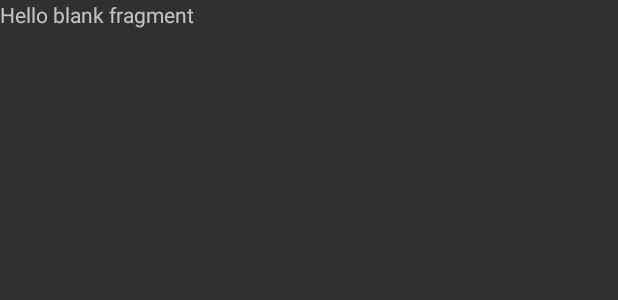
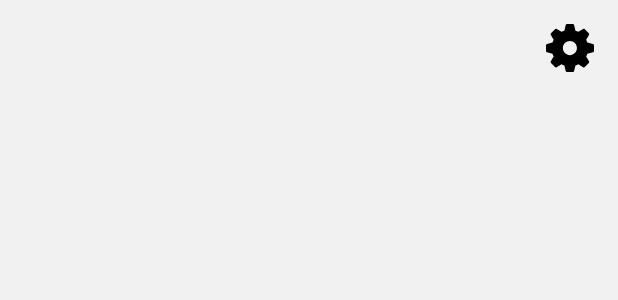
Before and after one commit to OchianIulian/Save-you, an Android app: the layout fragment_statistics.xml on its own in the app's theme, with its tools: preview values and no code run, on a phone screen of 412 x 824 dp. Shown: the top 300 px of the screen. Run offline under Robolectric (Android 15) with nearby library versions, the phone set to English and light mode, and no system bars.

Commit message:
Added AppConstants.kt and created FragmentManager.kt to manipulate easier with fragments and started to work to design in StatisticsFragment.kt

```diff
--- a/app/build.gradle
+++ b/app/build.gradle
@@ -14,6 +14,7 @@ android {
         targetSdkVersion 30
         versionCode 1
         versionName "1.0"
+        vectorDrawables.useSupportLibrary = true
 
         testInstrumentationRunner "androidx.test.runner.AndroidJUnitRunner"
     }
@@ -47,4 +48,6 @@ dependencies {
 
     implementation platform('com.google.firebase:firebase-bom:26.1.0')
     implementation 'com.google.firebase:firebase-analytics-ktx'
+
+    implementation 'org.jetbrains.kotlinx:kotlinx-coroutines-android:1.4.1'
 }
--- a/app/src/main/AndroidManifest.xml
+++ b/app/src/main/AndroidManifest.xml
@@ -1,7 +1,6 @@
 <?xml version="1.0" encoding="utf-8"?>
 <manifest xmlns:android="http://schemas.android.com/apk/res/android"
     package="com.flamecode.itfest">
-
 
     <application
         android:allowBackup="false"
--- /dev/null
+++ b/app/src/main/res/drawable/ic_settings.xml
@@ -0,0 +1,9 @@
+<vector xmlns:android="http://schemas.android.com/apk/res/android"
+    android:width="512dp"
+    android:height="512dp"
+    android:viewportWidth="512"
+    android:viewportHeight="512">
+  <path
+      android:fillColor="#FF000000"
+      android:pathData="M500.6,212.6l-59.9,-14.7c-3.3,-10.5 -7.5,-20.7 -12.6,-30.6l30.6,-51c3.6,-6 2.7,-13.5 -2.1,-18.3L414,55.4c-4.8,-4.8 -12.3,-5.7 -18.3,-2.1l-51,30.6c-9.9,-5.1 -20.1,-9.3 -30.6,-12.6l-14.4,-59.9C297.9,4.8 291.9,0 285,0h-60c-6.9,0 -12.9,4.8 -14.7,11.4l-14.4,59.9c-10.5,3.3 -20.7,7.5 -30.6,12.6l-51,-30.6c-6,-3.6 -13.5,-2.7 -18.3,2.1L53.4,98c-4.8,4.8 -5.7,12.3 -2.1,18.3l30.6,51c-5.1,9.9 -9.3,20.1 -12.6,30.6l-57.9,14.7C4.8,214.1 0,220.1 0,227v60c0,6.9 4.8,12.9 11.4,14.4l57.9,14.7c3.3,10.5 7.5,20.7 12.6,30.6l-30.6,51c-3.6,6 -2.7,13.5 2.1,18.3L96,458.6c4.8,4.8 12.3,5.7 18.3,2.1l51,-30.6c9.9,5.1 20.1,9.3 30.6,12.6l14.4,57.9c1.8,6.6 7.8,11.4 14.7,11.4h60c6.9,0 12.9,-4.8 14.7,-11.4l14.4,-57.9c10.5,-3.3 20.7,-7.5 30.6,-12.6l51,30.6c6,3.6 13.5,2.7 18.3,-2.1l42.6,-42.6c4.8,-4.8 5.7,-12.3 2.1,-18.3l-30.6,-51c5.1,-9.9 9.3,-20.1 12.6,-30.6l59.9,-14.7c6.6,-1.5 11.4,-7.5 11.4,-14.4v-60C512,220.1 507.2,214.1 500.6,212.6zM255,332c-41.4,0 -75,-33.6 -75,-75c0,-41.4 33.6,-75 75,-75c41.4,0 75,33.6 75,75C330,298.4 296.4,332 255,332z"/>
+</vector>
--- a/app/src/main/res/layout/fragment_statistics.xml
+++ b/app/src/main/res/layout/fragment_statistics.xml
@@ -1,14 +1,18 @@
 <?xml version="1.0" encoding="utf-8"?>
-<FrameLayout xmlns:android="http://schemas.android.com/apk/res/android"
+<androidx.constraintlayout.widget.ConstraintLayout xmlns:android="http://schemas.android.com/apk/res/android"
     xmlns:tools="http://schemas.android.com/tools"
     android:layout_width="match_parent"
     android:layout_height="match_parent"
-    tools:context=".ui.base.StatisticsFragment">
+    xmlns:app="http://schemas.android.com/apk/res-auto"
+    tools:context=".ui.base.StatisticsFragment"
+    android:background="#f1f1f1">
 
-    <!-- TODO: Update blank fragment layout -->
-    <TextView
-        android:layout_width="match_parent"
-        android:layout_height="match_parent"
-        android:text="@string/hello_blank_fragment" />
+    <ImageView
+        android:layout_width="32dp"
+        android:layout_height="32dp"
+        android:layout_margin="16dp"
+        android:src="@drawable/ic_settings"
+        app:layout_constraintEnd_toEndOf="parent"
+        app:layout_constraintTop_toTopOf="parent"/>
 
-</FrameLayout>
+</androidx.constraintlayout.widget.ConstraintLayout>
--- a/app/src/main/res/values/colors.xml
+++ b/app/src/main/res/values/colors.xml
@@ -7,4 +7,7 @@
     <color name="teal_700">#FF018786</color>
     <color name="black">#FF000000</color>
     <color name="white">#FFFFFFFF</color>
+
+    <color name="cyan">#24b570</color>
+
 </resources>
```
Also changed, not shown: app/src/main/java/com/flamecode/itfest/manager/FragmentManager.kt (added, +34 -0 lines), app/src/main/java/com/flamecode/itfest/ui/base/StatisticsFragment.kt (+11 -3 lines), app/src/main/java/com/flamecode/itfest/ui/main/MainActivity.kt (+15 -1 lines), app/src/main/java/com/flamecode/itfest/utils/AppConstants.kt (added, +15 -0 lines), app/src/main/res/layout/activity_main.xml (+1 -8 lines).
